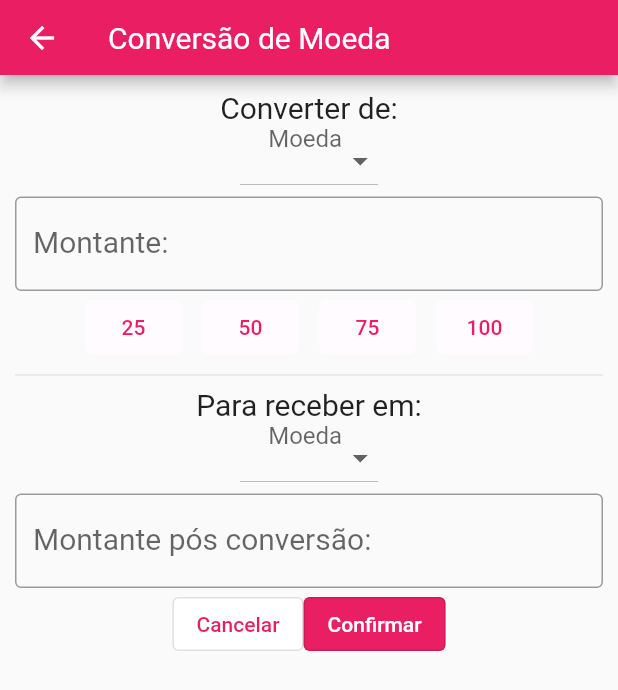
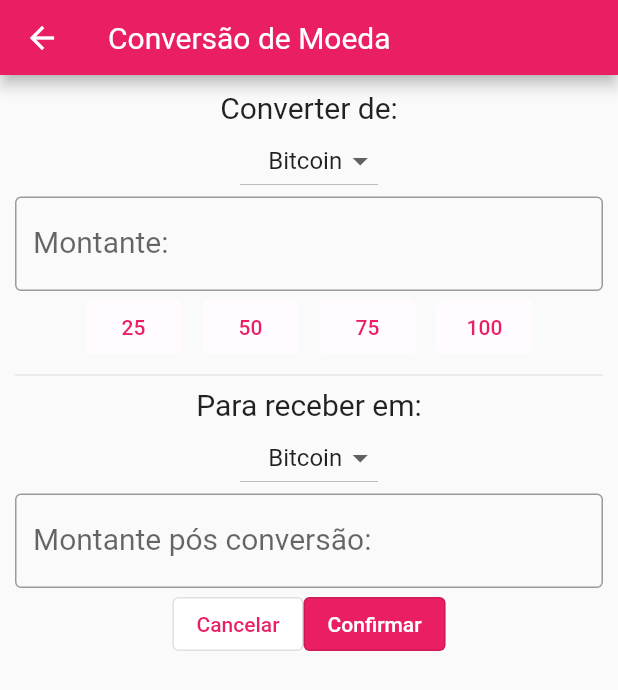
Before and after one commit to monicadaros/myapp, a Flutter app: the ConversionCoin screen opened by its route, after a tap on "Confirmar", on a phone screen of 412 x 824 dp. Shown: the top 690 px of the screen. Run offline on Flutter 3.47's test engine with Material 2 defaults, Android fonts, the phone set to English and light mode, and no system bars; our stand-ins replace syncfusion_flutter_charts.

Commit message:
EV-219: value from dropdownButtton working

```diff
--- a/lib/Pages/conversion.dart
+++ b/lib/Pages/conversion.dart
@@ -32,8 +32,6 @@ class _ConversionCoinState extends State<ConversionCoin> {
 
   @override
   Widget build(BuildContext context) {
-    print(selectCryptoConvert);
-    print(selectCryptoReceive);
     return Scaffold(
       appBar: PreferredSize(
           child: MyAppBar(pageName: pagename),
@@ -140,7 +138,7 @@ class _ConversionCoinState extends State<ConversionCoin> {
                         backgroundColor:
                             MaterialStateProperty.all(Colors.pink)),
                     onPressed: () {
-                      if (double.parse(_valueReceive.text) > 0) {
+                      if (double.parse(_valueReceive.text) >= 0) {
                         showModalBottomSheet(
                             context: context,
                             builder: (context) => const SucessConvert());
--- a/lib/Widgets/dropdown_conversion.dart
+++ b/lib/Widgets/dropdown_conversion.dart
@@ -10,13 +10,17 @@ class DropdownList extends StatefulWidget {
 }
 
 class _DropdownListState extends State<DropdownList> {
-  String testeCrypto = "";
+  String selectCrypto = "Bitcoin";
+
   @override
   Widget build(BuildContext context) {
-    final List<String> valueCoin = ["", 'Bitcoin', 'Litecoin', 'Ethereum'];
-    return Material(
-      child: DropdownButton<String>(
+    final List<String> valueCoin = ['Bitcoin', 'Litecoin', 'Ethereum'];
+    return DropdownButton<String>(
       items: [
+        DropdownMenuItem(
+          child: Text(valueCoin[0]),
+          value: valueCoin[0],
+        ),
         DropdownMenuItem(
           child: Text(valueCoin[1]),
           value: valueCoin[1],
@@ -25,22 +29,17 @@ class _DropdownListState extends State<DropdownList> {
           child: Text(valueCoin[2]),
           value: valueCoin[2],
         ),
-          DropdownMenuItem(
-            child: Text(valueCoin[3]),
-            value: valueCoin[3],
-          ),
       ],
       onChanged: (crypto) {
-          print(crypto);
         setState(() {
-            testeCrypto = crypto.toString();
+          selectCrypto = crypto.toString();
         });
         widget.onChangedCrypto(crypto.toString());
       },
-        hint: Text(testeCrypto == "" ? "Moeda" : testeCrypto),
+      value: selectCrypto,
+      hint: Text(selectCrypto),
       borderRadius: const BorderRadius.all(Radius.zero),
       alignment: Alignment.topRight,
-      ),
     );
   }
 }
```
Lines whose indentation alone changed are shown as unchanged.
